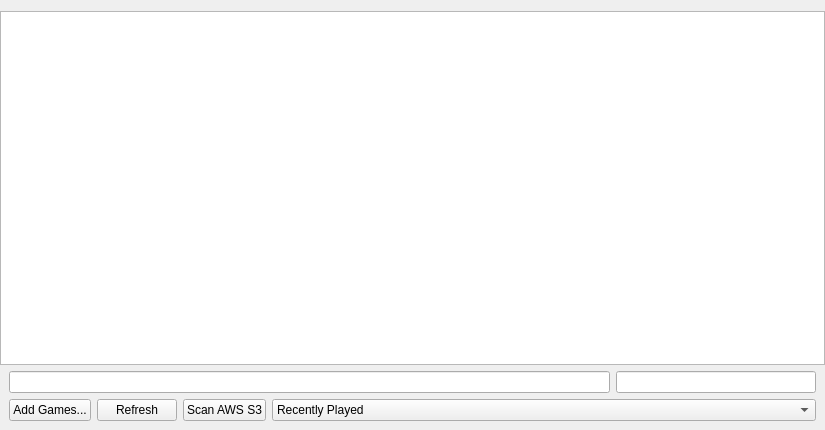
The window that Source/ui_qt/Qt_ui/bootableview.ui (jpd002/Play-) describes before a commit, drawn with Qt 5.
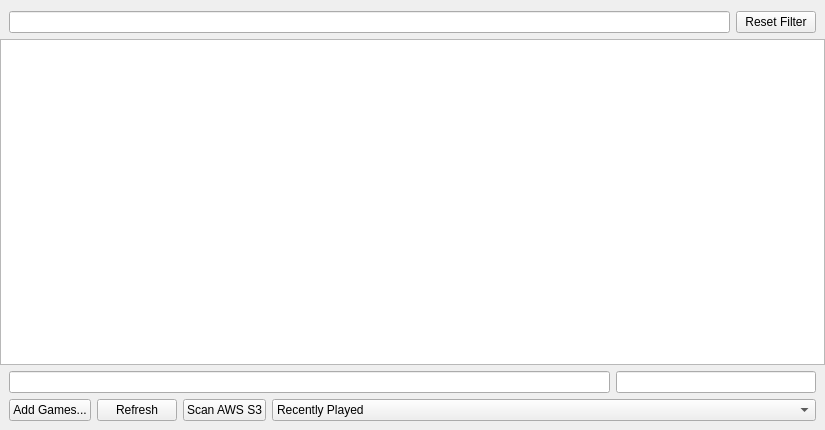
The same window after the commit.

Commit message: add filter ui components

```diff
--- a/Source/ui_qt/Qt_ui/bootableview.ui
+++ b/Source/ui_qt/Qt_ui/bootableview.ui
@@ -41,6 +41,26 @@
    <property name="bottomMargin">
     <number>0</number>
    </property>
+   <item>
+    <layout class="QHBoxLayout" name="horizontalLayout_3">
+     <property name="leftMargin">
+      <number>9</number>
+     </property>
+     <property name="rightMargin">
+      <number>9</number>
+     </property>
+     <item>
+      <widget class="QLineEdit" name="filterLineEdit"/>
+     </item>
+     <item>
+      <widget class="QPushButton" name="reset_filter_button">
+       <property name="text">
+        <string>Reset Filter</string>
+       </property>
+      </widget>
+     </item>
+    </layout>
+   </item>
    <item>
     <widget class="QListView" name="listView">
      <property name="sizePolicy">
```
